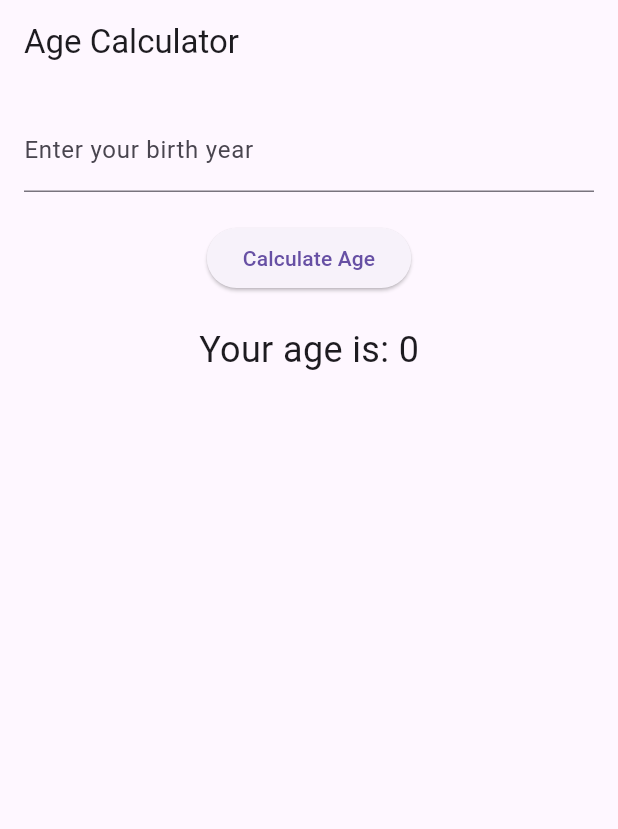
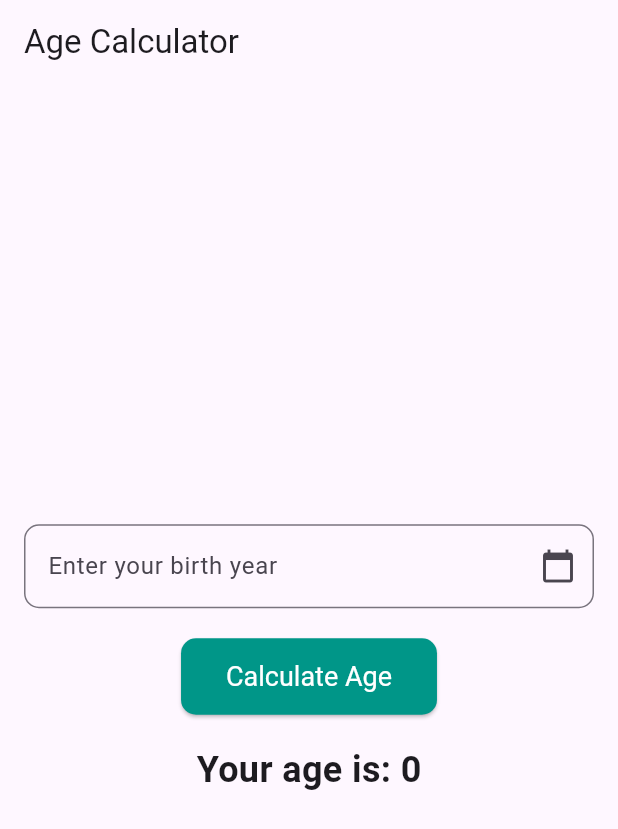
Before and after one commit to knalbdev/copilot-trial, a Flutter app: the screen it shows after launch, after a tap on "Calculate Age", on a phone screen of 412 x 824 dp. Shown: the top 829 px of the screen. Run offline on Flutter 3.47's test engine with Material 3 defaults, Android fonts, the phone set to English and light mode, and no system bars.

Commit message:
modify the UI

```diff
--- a/lib/main.dart
+++ b/lib/main.dart
@@ -1,19 +1,28 @@
 import 'package:flutter/material.dart';
+import 'package:intl/intl.dart';
 
 void main() {
-  runApp(AgeCalculatorApp());
+  runApp(const AgeCalculatorApp());
 }
 
 class AgeCalculatorApp extends StatelessWidget {
+  const AgeCalculatorApp({Key? key}) : super(key: key);
+
   @override
   Widget build(BuildContext context) {
     return MaterialApp(
-      home: AgeCalculator(),
+      theme: ThemeData(
+        primarySwatch: Colors.teal,
+        visualDensity: VisualDensity.adaptivePlatformDensity,
+      ),
+      home: const AgeCalculator(),
     );
   }
 }
 
 class AgeCalculator extends StatefulWidget {
+  const AgeCalculator({Key? key}) : super(key: key);
+
   @override
   _AgeCalculatorState createState() => _AgeCalculatorState();
 }
@@ -21,41 +30,74 @@
 class _AgeCalculatorState extends State<AgeCalculator> {
   final TextEditingController _yearController = TextEditingController();
   int _age = 0;
+  DateTime _selectedDate = DateTime.now();
 
   void _calculateAge() {
     setState(() {
-      int birthYear = int.parse(_yearController.text);
+      int birthYear = _selectedDate.year;
       int currentYear = DateTime.now().year;
       _age = currentYear - birthYear;
     });
+  }
+
+  Future<void> _selectDate(BuildContext context) async {
+    final DateTime? picked = await showDatePicker(
+      context: context,
+      initialDate: _selectedDate,
+      firstDate: DateTime(1900),
+      lastDate: DateTime.now(),
+    );
+    if (picked != null && picked != _selectedDate) {
+      setState(() {
+        _selectedDate = picked;
+        _yearController.text = DateFormat.y().format(_selectedDate);
+      });
+    }
   }
 
   @override
   Widget build(BuildContext context) {
     return Scaffold(
       appBar: AppBar(
-        title: Text('Age Calculator'),
+        title: const Text('Age Calculator'),
       ),
       body: Padding(
         padding: const EdgeInsets.all(16.0),
         child: Column(
+          mainAxisAlignment: MainAxisAlignment.center,
           children: <Widget>[
             TextField(
               controller: _yearController,
               decoration: InputDecoration(
                 labelText: 'Enter your birth year',
+                suffixIcon: IconButton(
+                  icon: const Icon(Icons.calendar_today),
+                  onPressed: () => _selectDate(context),
+                ),
+                border: OutlineInputBorder(
+                  borderRadius: BorderRadius.circular(10.0),
+                ),
               ),
-              keyboardType: TextInputType.number,
+              readOnly: true,
             ),
-            SizedBox(height: 20),
+            const SizedBox(height: 20),
             ElevatedButton(
               onPressed: _calculateAge,
-              child: Text('Calculate Age'),
+              style: ElevatedButton.styleFrom(
+                backgroundColor: Colors.teal,
+                foregroundColor: Colors.white,
+                textStyle: const TextStyle(fontSize: 18),
+                padding: const EdgeInsets.symmetric(horizontal: 30, vertical: 15),
+                shape: RoundedRectangleBorder(
+                  borderRadius: BorderRadius.circular(10.0),
+                ),
+              ),
+              child: const Text('Calculate Age'),
             ),
-            SizedBox(height: 20),
+            const SizedBox(height: 20),
             Text(
               'Your age is: $_age',
-              style: TextStyle(fontSize: 24),
+              style: const TextStyle(fontSize: 24, fontWeight: FontWeight.bold),
             ),
           ],
         ),
--- a/pubspec.yaml
+++ b/pubspec.yaml
@@ -35,6 +35,7 @@ dependencies:
   # The following adds the Cupertino Icons font to your application.
   # Use with the CupertinoIcons class for iOS style icons.
   cupertino_icons: ^1.0.8
+  intl: ^0.20.1
 
 dev_dependencies:
   flutter_test:
```
Also changed, not shown: pubspec.lock.
